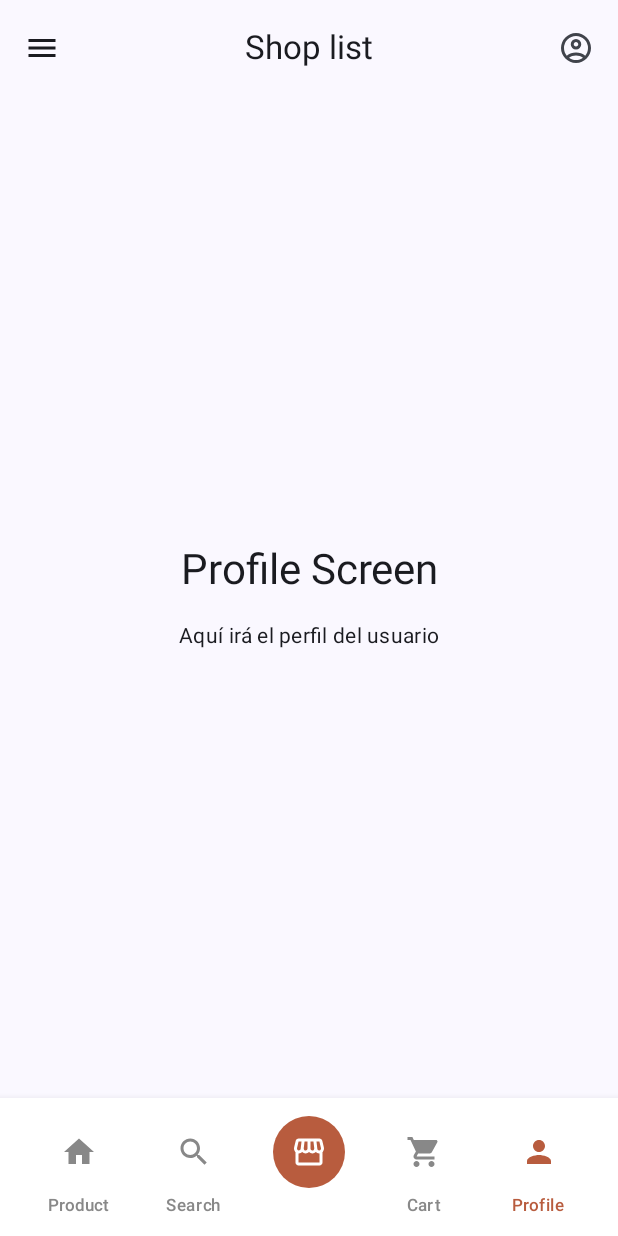
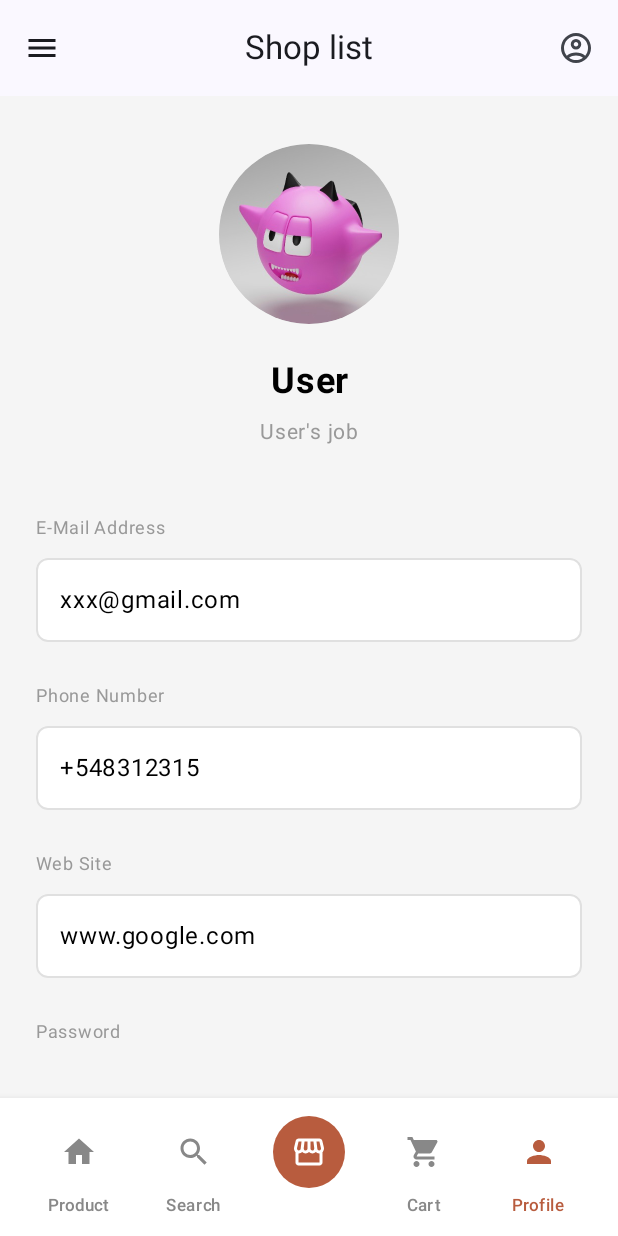
Before and after one commit to Hareyuk/ort-edu-ar-2025-tp3-challenge-02, an Android app built with Jetpack Compose: the screen it shows after launch (MainActivity), after a tap on "Profile", on a phone screen of 412 x 824 dp. Run offline under Robolectric (Android 15) with nearby library versions, the phone set to English and light mode, and no system bars.

Commit message:
Pantalla de usuario

```diff
--- a/app/src/main/java/ort/argentina/yatay/tp3/challenge2/ui/screens/ProfileScreen.kt
+++ b/app/src/main/java/ort/argentina/yatay/tp3/challenge2/ui/screens/ProfileScreen.kt
@@ -1,34 +1,142 @@
 package ort.argentina.yatay.tp3.challenge2.ui.screens
 
+import androidx.compose.foundation.Image
+import androidx.compose.foundation.background
 import androidx.compose.foundation.layout.*
+import androidx.compose.foundation.shape.CircleShape
+import androidx.compose.foundation.shape.RoundedCornerShape
 import androidx.compose.material3.*
 import androidx.compose.runtime.Composable
 import androidx.compose.ui.Alignment
 import androidx.compose.ui.Modifier
+import androidx.compose.ui.draw.clip
+import androidx.compose.ui.graphics.Color
+import androidx.compose.ui.layout.ContentScale
+import androidx.compose.ui.res.painterResource
+import androidx.compose.ui.text.font.FontWeight
+import androidx.compose.ui.text.style.TextAlign
 import androidx.compose.ui.unit.dp
+import androidx.compose.ui.unit.sp
+import ort.argentina.yatay.tp3.challenge2.R
 
 @Composable
-fun ProfileScreen(paddingValues: PaddingValues) {
-    Box(
+fun ProfileScreen(
+    paddingValues: PaddingValues,
+    userName: String = "User",
+    userJob: String = "User's job",
+    email: String = "xxx@gmail.com",
+    phoneNumber: String = "+548312315",
+    website: String = "www.google.com",
+    password: String = "xxxxxxxxxxxx"
+) {
+    Column(
         modifier = Modifier
             .fillMaxSize()
+            .background(Color(0xFFF5F5F5))
             .padding(paddingValues)
-            .padding(16.dp),
-        contentAlignment = Alignment.Center
+            .padding(horizontal = 24.dp, vertical = 32.dp),
+        horizontalAlignment = Alignment.CenterHorizontally
     ) {
+        // Profile Image with circular shape
+        Box(
+            modifier = Modifier
+                .size(120.dp)
+                .clip(CircleShape)
+                .background(Color.Gray.copy(alpha = 0.3f)),
+            contentAlignment = Alignment.Center
+        ) {
+            Image(
+                painter = painterResource(id = R.drawable.placeholder_pfp),
+                contentDescription = "Profile Picture",
+                modifier = Modifier
+                    .fillMaxSize()
+                    .clip(CircleShape),
+                contentScale = ContentScale.Crop
+            )
+        }
+
+        Spacer(modifier = Modifier.height(24.dp))
+
+        // User Name
+        Text(
+            text = userName,
+            fontSize = 24.sp,
+            fontWeight = FontWeight.Bold,
+            color = Color.Black,
+            textAlign = TextAlign.Center
+        )
+
+        Spacer(modifier = Modifier.height(8.dp))
+
+        // User Job
+        Text(
+            text = userJob,
+            fontSize = 14.sp,
+            color = Color(0xFF999999),
+            textAlign = TextAlign.Center
+        )
+
+        Spacer(modifier = Modifier.height(40.dp))
+
+        // Input Fields Column
         Column(
-            horizontalAlignment = Alignment.CenterHorizontally
+            modifier = Modifier.fillMaxWidth(),
+            verticalArrangement = Arrangement.spacedBy(24.dp)
         ) {
-            Text(
-                text = "Profile Screen",
-                style = MaterialTheme.typography.headlineMedium
+            // E-Mail Address
+            ProfileInputField(
+                label = "E-Mail Address",
+                value = email
             )
-            Spacer(modifier = Modifier.height(16.dp))
-            Text(
-                text = "Aquí irá el perfil del usuario",
-                style = MaterialTheme.typography.bodyMedium
+
+            // Phone Number
+            ProfileInputField(
+                label = "Phone Number",
+                value = phoneNumber
             )
-            // TODO: Aquí agregarás la información del perfil
+
+            // Web Site
+            ProfileInputField(
+                label = "Web Site",
+                value = website
+            )
+
+            // Password
+            ProfileInputField(
+                label = "Password",
+                value = password,
+                isPassword = true
+            )
         }
     }
 }
+
+@Composable
+fun ProfileInputField(
+    label: String,
+    value: String,
+    isPassword: Boolean = false
+) {
+    Column {
+        Text(
+            text = label,
+            fontSize = 12.sp,
+            color = Color(0xFF999999),
+            modifier = Modifier.padding(bottom = 8.dp)
+        )
+
+        OutlinedTextField(
+            value = value,
+            onValueChange = { /* Static view, no editing */ },
+            modifier = Modifier.fillMaxWidth(),
+            enabled = false,
+            colors = OutlinedTextFieldDefaults.colors(
+                disabledTextColor = Color.Black,
+                disabledBorderColor = Color(0xFFE0E0E0),
+                disabledContainerColor = Color.White
+            ),
+            shape = RoundedCornerShape(8.dp),
+            singleLine = true
+        )
+    }
+}
--- /dev/null
+++ b/app/src/main/res/drawable/baseline_create_24.xml
@@ -0,0 +1,5 @@
+<vector xmlns:android="http://schemas.android.com/apk/res/android" android:height="24dp" android:tint="#000000" android:viewportHeight="24" android:viewportWidth="24" android:width="24dp">
+
+    <path android:fillColor="@android:color/white" android:pathData="M3,17.25V21h3.75L17.81,9.94l-3.75,-3.75L3,17.25zM20.71,7.04c0.39,-0.39 0.39,-1.02 0,-1.41l-2.34,-2.34c-0.39,-0.39 -1.02,-0.39 -1.41,0l-1.83,1.83 3.75,3.75 1.83,-1.83z"/>
+
+</vector>
```
Also changed, not shown: app/src/main/res/drawable/placeholder_pfp.jpg (added).
